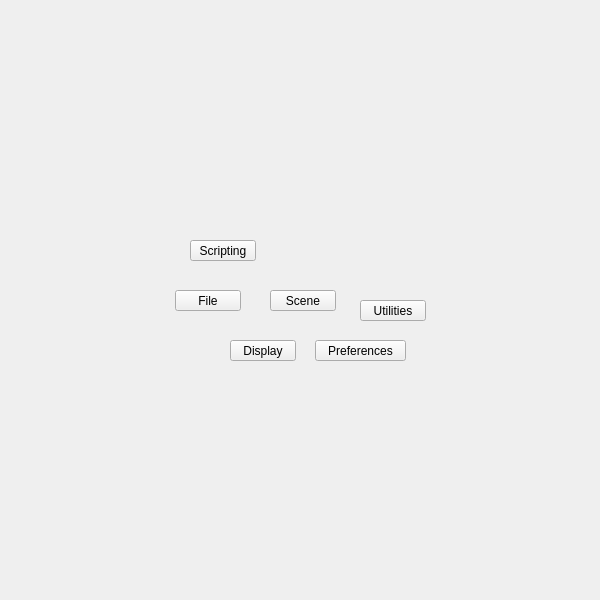
The window that tentacle/ui/2/scene_submenu.ui (m3trik/tentacle) describes before a commit, drawn with Qt 5.
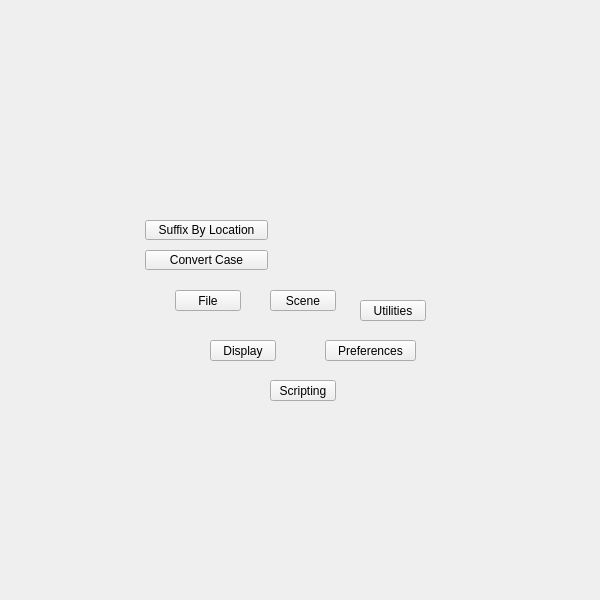
The same window after the commit. Custom widgets are drawn as their Qt base class.

```diff
--- a/tentacle/ui/2/scene_submenu.ui
+++ b/tentacle/ui/2/scene_submenu.ui
@@ -93,7 +93,7 @@
    <widget class="QPushButton" name="i032">
     <property name="geometry">
      <rect>
-      <x>230</x>
+      <x>210</x>
       <y>340</y>
       <width>66</width>
       <height>21</height>
@@ -149,7 +149,7 @@
    <widget class="QPushButton" name="i022">
     <property name="geometry">
      <rect>
-      <x>315</x>
+      <x>325</x>
       <y>340</y>
       <width>91</width>
       <height>21</height>
@@ -180,8 +180,8 @@
    <widget class="QPushButton" name="i023">
     <property name="geometry">
      <rect>
-      <x>190</x>
-      <y>240</y>
+      <x>270</x>
+      <y>380</y>
       <width>66</width>
       <height>21</height>
      </rect>
@@ -236,8 +236,89 @@
      <string>Utilities</string>
     </property>
    </widget>
+   <widget class="PushButton" name="tb000">
+    <property name="enabled">
+     <bool>true</bool>
+    </property>
+    <property name="geometry">
+     <rect>
+      <x>145</x>
+      <y>250</y>
+      <width>123</width>
+      <height>20</height>
+     </rect>
+    </property>
+    <property name="minimumSize">
+     <size>
+      <width>0</width>
+      <height>20</height>
+     </size>
+    </property>
+    <property name="maximumSize">
+     <size>
+      <width>999</width>
+      <height>20</height>
+     </size>
+    </property>
+    <property name="toolTip">
+     <string>&lt;html&gt;&lt;head/&gt;&lt;body&gt;&lt;p&gt;Convert the case of scene object names.&lt;/p&gt;&lt;p&gt;If nothing is selected all scene objects will be renamed.&lt;/p&gt;&lt;/body&gt;&lt;/html&gt;</string>
+    </property>
+    <property name="text">
+     <string>Convert Case</string>
+    </property>
+    <property name="iconSize">
+     <size>
+      <width>18</width>
+      <height>18</height>
+     </size>
+    </property>
+   </widget>
+   <widget class="PushButton" name="tb001">
+    <property name="enabled">
+     <bool>true</bool>
+    </property>
+    <property name="geometry">
+     <rect>
+      <x>145</x>
+      <y>220</y>
+      <width>123</width>
+      <height>20</height>
+     </rect>
+    </property>
+    <property name="minimumSize">
+     <size>
+      <width>0</width>
+      <height>20</height>
+     </size>
+    </property>
+    <property name="maximumSize">
+     <size>
+      <width>999</width>
+      <height>20</height>
+     </size>
+    </property>
+    <property name="toolTip">
+     <string>Rename objects with a suffix defined by its location from origin.</string>
+    </property>
+    <property name="text">
+     <string>Suffix By Location</string>
+    </property>
+    <property name="iconSize">
+     <size>
+      <width>18</width>
+      <height>18</height>
+     </size>
+    </property>
+   </widget>
   </widget>
  </widget>
+ <customwidgets>
+  <customwidget>
+   <class>PushButton</class>
+   <extends>QPushButton</extends>
+   <header>widgets.pushbutton.h</header>
+  </customwidget>
+ </customwidgets>
  <resources/>
  <connections/>
  <designerdata>
```
